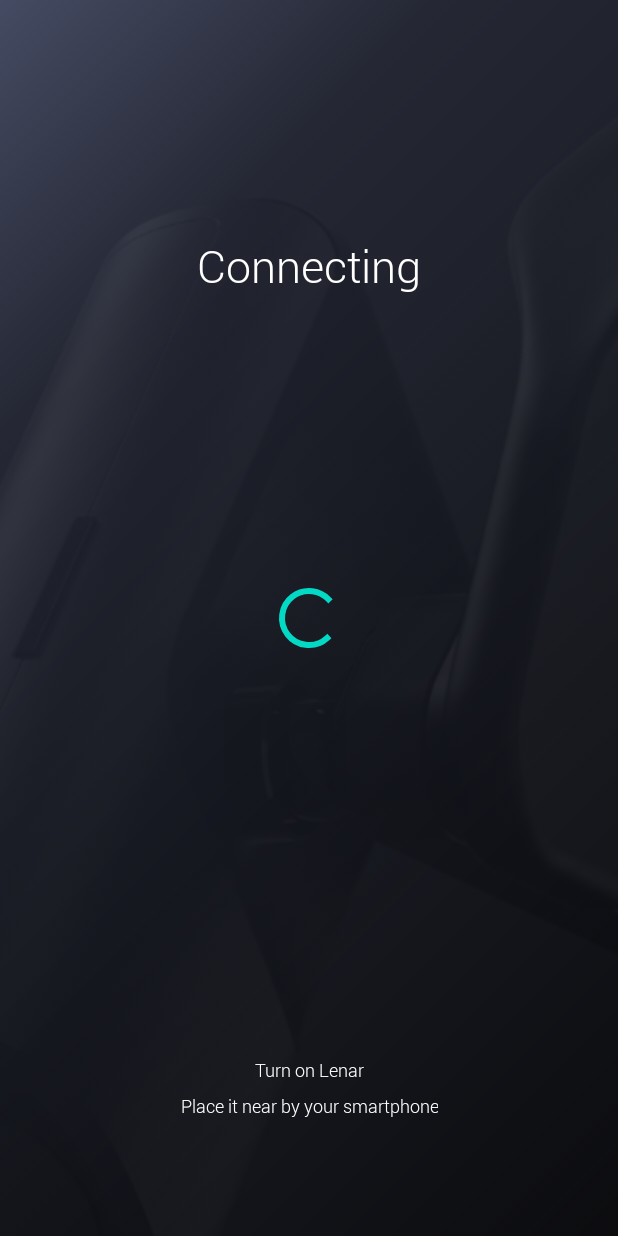
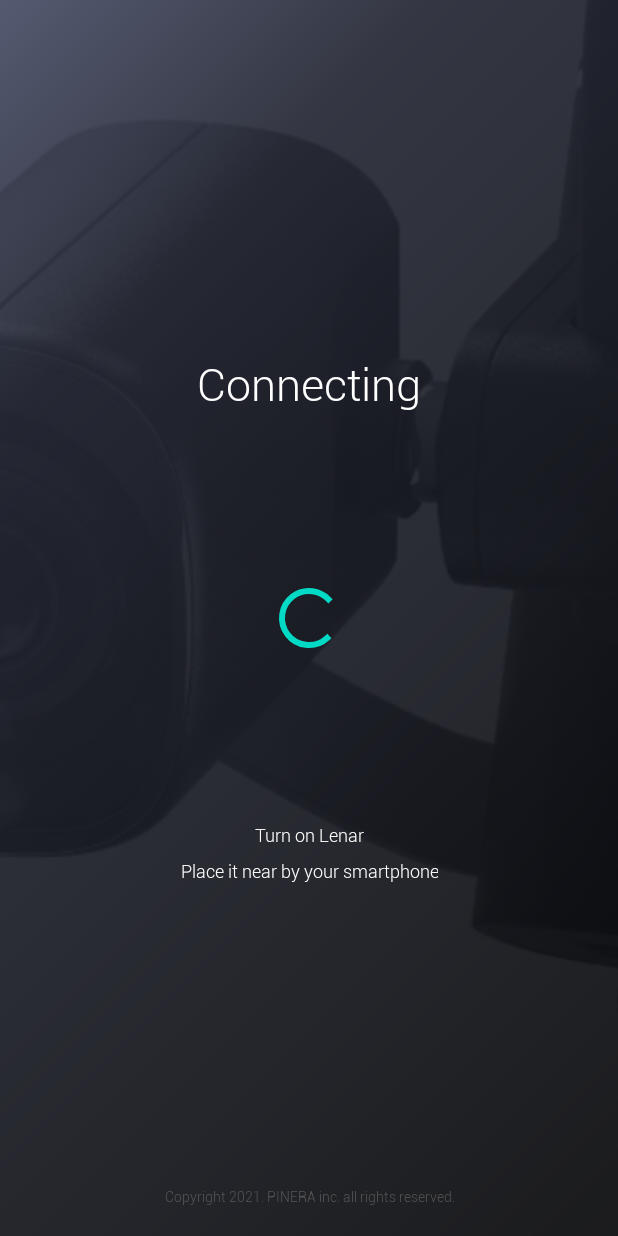
Before and after one commit to korangko/lenarv03, an Android app: the screen it shows after launch (ConnectActivity1), on a phone screen of 412 x 824 dp. Run offline under Robolectric (Android 15) with nearby library versions, the phone set to English and light mode, and no system bars; libraries missing offline, so code that uses them is left out: com.github.ybq.android; plain views replace SpinKitView; 1 statement that could not run was skipped.

Commit message:
lenar 200705

```diff
--- a/app/src/main/res/layout/activity_connect1.xml
+++ b/app/src/main/res/layout/activity_connect1.xml
@@ -20,7 +20,7 @@
         android:layout_height="match_parent"
         android:alpha="0.1"
         android:scaleType="centerCrop"
-        android:src="@drawable/lenar_wallpaper"
+        android:src="@drawable/lenar_wallpaper3"
         app:layout_constraintStart_toStartOf="parent"
         app:layout_constraintTop_toTopOf="parent" />
 
@@ -36,7 +36,7 @@
         app:layout_constraintEnd_toEndOf="parent"
         app:layout_constraintStart_toStartOf="parent"
         app:layout_constraintTop_toTopOf="parent"
-        app:layout_constraintVertical_bias="0.2" />
+        app:layout_constraintVertical_bias="0.3" />
 
     <TextView
         android:id="@+id/textView2"
@@ -48,11 +48,24 @@
         android:textColor="@color/white"
         android:gravity="center"
         android:textSize="12dp"
-        app:layout_constraintVertical_bias="0.9"
+        app:layout_constraintVertical_bias="0.7"
         app:layout_constraintBottom_toBottomOf="parent"
         app:layout_constraintEnd_toEndOf="parent"
         app:layout_constraintStart_toStartOf="parent"
         app:layout_constraintTop_toTopOf="parent" />
+
+    <TextView
+        android:layout_width="wrap_content"
+        android:layout_height="wrap_content"
+        android:fontFamily="@font/robotolight"
+        android:gravity="center"
+        android:layout_marginBottom="20dp"
+        android:text="Copyright 2021. PINERA inc. all rights reserved."
+        android:textColor="#595858"
+        android:textSize="9dp"
+        app:layout_constraintBottom_toBottomOf="parent"
+        app:layout_constraintEnd_toEndOf="parent"
+        app:layout_constraintStart_toStartOf="parent" />
 
 
     <ImageView
--- a/app/src/main/res/layout/activity_splash.xml
+++ b/app/src/main/res/layout/activity_splash.xml
@@ -19,7 +19,7 @@
         android:layout_height="match_parent"
         android:alpha="0.1"
         android:scaleType="centerCrop"
-        android:src="@drawable/lenar_wallpaper"
+        android:src="@drawable/lenar_wallpaper3"
         app:layout_constraintStart_toStartOf="parent"
         app:layout_constraintTop_toTopOf="parent" />
 
```
Also changed, not shown: app/src/main/res/drawable-v24/lenar_wallpaper3.png (added).
